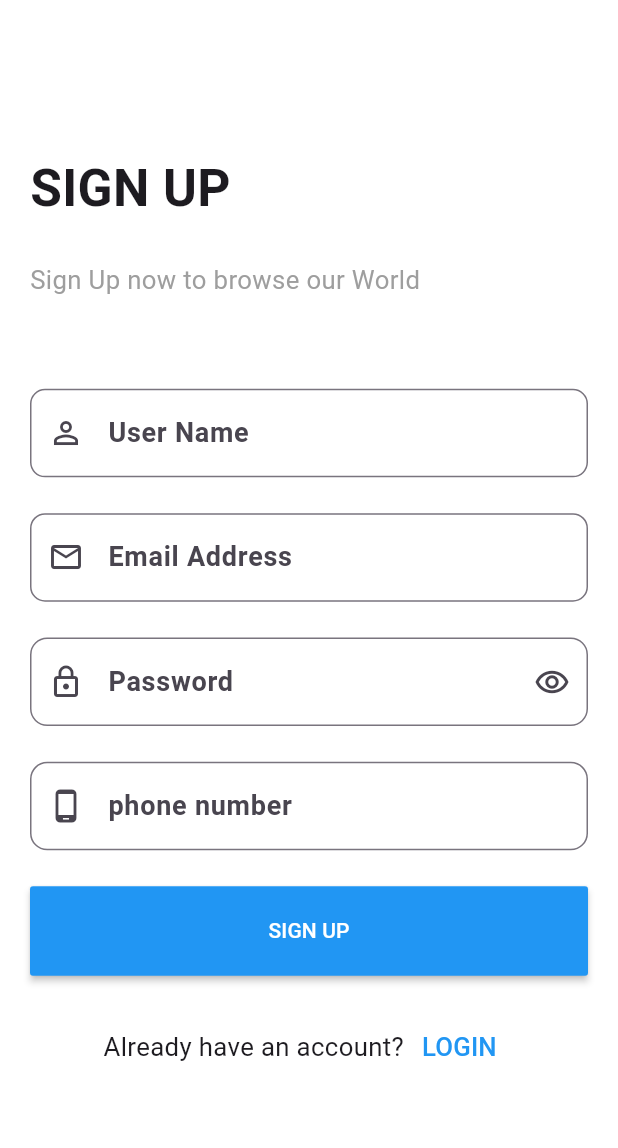
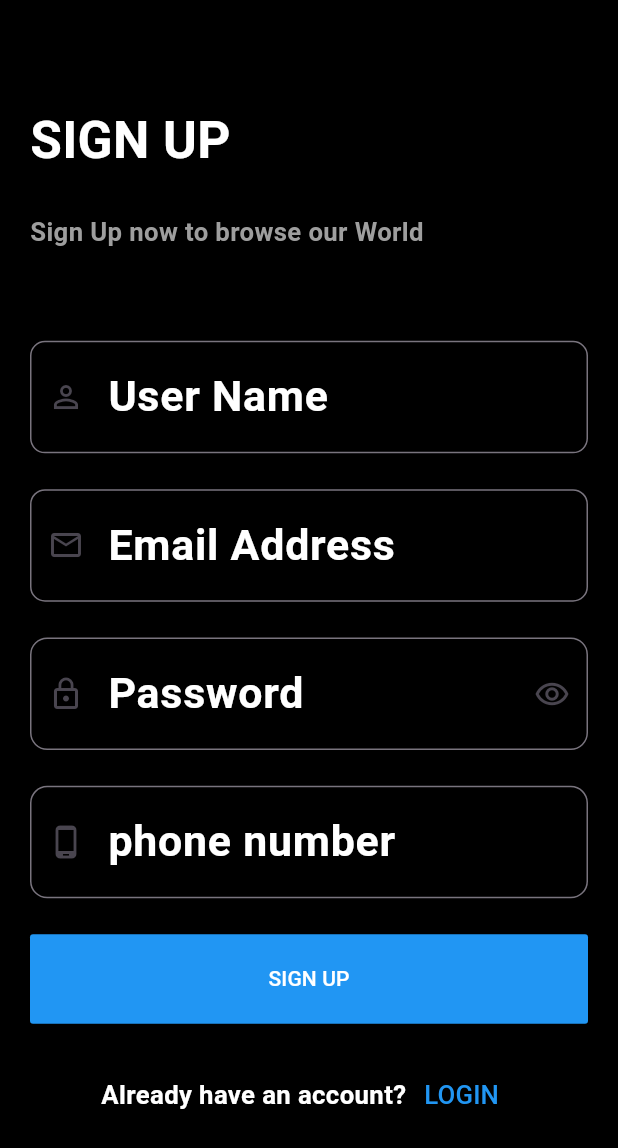
Before and after one commit to EzzEldinMahmoud/socialmedia-flutter, a Flutter app: the RegisterScreen screen opened by its route, on a phone screen of 412 x 824 dp. Shown: the top 1148 px of the screen. Run offline on Flutter 3.47's test engine with Material 3 defaults, Android fonts, the light colour scheme and no system bars; our stand-ins replace bloc, cloud_firestore, conditional_builder_null_safety, dio, firebase_auth, firebase_core and 7 more; missing offline and left inert: bottom_sheet; accounts and stored records are empty; network calls fail.

Commit message:
fixed some things

```diff
--- a/lib/components/apptheme.dart
+++ b/lib/components/apptheme.dart
@@ -1,4 +1,5 @@
 import 'package:flutter/material.dart';
+import 'package:flutter_screenutil/flutter_screenutil.dart';
 
 ThemeData lighttheme = ThemeData(
   primarySwatch: Colors.blue,
@@ -52,9 +53,19 @@ ThemeData darktheme = ThemeData(
     elevation: 20.0,
     backgroundColor: Colors.black,
   ),
-  textTheme: const TextTheme(
+  textTheme:  TextTheme(
     bodyLarge: TextStyle(
-      fontSize: 18.0,
+      fontSize: 25.sp,
+      fontWeight: FontWeight.w600,
+      color: Colors.white,
+    ),
+    bodyMedium: TextStyle(
+      fontSize: 18.sp,
+      fontWeight: FontWeight.w600,
+      color: Colors.white,
+    ),
+    bodySmall: TextStyle(
+      fontSize: 14.sp,
       fontWeight: FontWeight.w600,
       color: Colors.white,
     ),
--- a/lib/components/components.dart
+++ b/lib/components/components.dart
@@ -1,6 +1,7 @@
 import 'dart:io';
 
 import 'package:bottom_sheet/bottom_sheet.dart';
+import 'package:chatapp/components/apptheme.dart';
 import 'package:chatapp/cubit/socialcubit/socialcubit.dart';
 import 'package:cloud_firestore/cloud_firestore.dart';
 import 'package:flutter/material.dart';
@@ -28,7 +29,17 @@ Widget defaultTextFormField({
       controller: controller,
       keyboardType: type,
       obscureText: obscure ?? false,
+
       decoration: InputDecoration(
+focusedBorder: OutlineInputBorder(
+  borderSide: BorderSide(color: Colors.white)
+),
+        focusColor: Colors.white,
+        labelStyle: TextStyle(
+          color: Colors.white
+        ),
+
+        fillColor: Colors.black,
         labelText: label ?? '',
         hintText: hint ?? '',
         prefixIcon: Icon(icon),
@@ -104,8 +115,10 @@ Widget defaultPostcard({
 
   required int? imageslength,required BuildContext context,required int index,
   required Function()? onpresscomment,
-}) =>
-    Padding(
+})
+    {
+      final ThemeData theme = Theme.of(context);
+   return  Padding(
       padding: const EdgeInsets.all(20.0).w,
       child: Column(children: [
         Row(
@@ -125,9 +138,10 @@ Widget defaultPostcard({
               crossAxisAlignment: CrossAxisAlignment.start,
               children: [
                 Text(
-                  name!.toUpperCase(),
+                  name!,
                   style:
-                      TextStyle(fontSize: 18.sp, fontWeight: FontWeight.bold),
+                  TextStyle(
+                      fontSize: darktheme.textTheme.bodyMedium!.fontSize, fontWeight: FontWeight.bold, color:darktheme.textTheme.bodyMedium!.color,),
                 ),
                 Text(
                   '',
@@ -154,8 +168,8 @@ Widget defaultPostcard({
             child: FractionallySizedBox(
               widthFactor: 1,
               heightFactor: 1,
-              child: postImage!.isNotEmpty ?  defaultImageContainer(
-                  image: postImage ,
+              child: postImage!.isNotEmpty ? defaultImageContainer(
+                  image: postImage,
                   width: double.infinity,
                   height: double.infinity,
                   radius: 10.0.r) : Center(
@@ -171,7 +185,8 @@ child: Center(
                     child: Text(
                       text!
                       ,
-  style: TextStyle(fontSize: 14.sp, fontWeight: FontWeight.w400),
+                      style: TextStyle(
+                          fontSize: darktheme.textTheme.bodySmall!.fontSize, fontWeight: FontWeight.bold, color:lighttheme.textTheme.bodyLarge!.color),
                     ),
                   ),
                 ),
@@ -189,9 +204,9 @@ itemCount: imageslength!,
           children: [
             IconButton(
                 onPressed: () {
-                  Socialappcubit.get(context).likepost(Socialappcubit.get(context).postsid[index]);
-
-
+                  Socialappcubit.get(context).likepost(Socialappcubit
+                      .get(context)
+                      .postsid[index]);
                 },
                 icon: Icon(
                   Ionicons.heart
@@ -218,6 +233,7 @@ size: 30.sp,
                 icon: Icon(
                   Ionicons.arrow_redo_outline,
                   size: 30.sp,
+
                 )),
             Spacer(),
             IconButton(
@@ -250,8 +266,8 @@ size: 30.sp,
               time!,
               style: TextStyle(fontSize: 12.sp, fontWeight: FontWeight.w100),
             )),
-      ]),
-    );
+      ]));
+    }
 
 Widget defaultappbar({
   required BuildContext? context,
--- a/lib/layout/Register.dart
+++ b/lib/layout/Register.dart
@@ -189,7 +189,7 @@ class _RegisterScreenState extends State<RegisterScreen> {
                             ),
                             TextButton(
                               onPressed: () {
-
+                                Navigator.pushNamed(context, '/login');
                               },
                               child: Text(
                                 'LOGIN',
--- a/lib/layout/chatscreen.dart
+++ b/lib/layout/chatscreen.dart
@@ -67,7 +67,7 @@ class _CHATSCREENState extends State<CHATSCREEN> {
 
             ],
             borderRadius: BorderRadius.circular(10.r),
-            color: Colors.white,
+            color: Colors.black,
           ),
           child: Row(
             children: [
@@ -84,7 +84,7 @@ class _CHATSCREENState extends State<CHATSCREEN> {
                   Text(
                     '${user.name.toUpperCase()}',overflow: TextOverflow.ellipsis,
                     style: TextStyle(
-                      fontSize: 16.0.sp,fontWeight: FontWeight.bold,
+                      fontSize: 16.0.sp,fontWeight: FontWeight.bold,color: Colors.white
                     ),
                   ),
                   Text(
--- a/lib/main.dart
+++ b/lib/main.dart
@@ -2,6 +2,7 @@ import 'package:chatapp/layout/EditProfile.dart';
 import 'package:chatapp/layout/Homescreen.dart';
 import 'package:chatapp/layout/MainScreen.dart';
 import 'package:chatapp/layout/Register.dart';
+import 'package:chatapp/layout/SearchPage.dart';
 import 'package:chatapp/layout/WelcomeScreen.dart';
 import 'package:chatapp/layout/chatscreen.dart';
 import 'package:chatapp/layout/createPOST.dart';
@@ -55,6 +56,8 @@ final Map<String, Widget Function(BuildContext)> routes = {
   '/editprofile': (BuildContext context) => EditProfile(),
   '/createpost': (BuildContext context) => CREATEPOST(),
   '/chat': (BuildContext context) => CHATSCREEN(),
+  '/search': (BuildContext context) => SearchPage(),
+
 
   '/messagescreen': (BuildContext context) => Messagesscreen(),
 
@@ -81,7 +84,7 @@ class myapp extends StatelessWidget {
                 builder: (ctx, child) {
 
                   return MaterialApp(
-                    themeMode: ThemeMode.light,
+                    themeMode: ThemeMode.dark,
                     theme: lighttheme,
                     initialRoute: '/',
                     darkTheme: darktheme,
```
Also changed, not shown: lib/layout/MainScreen.dart (+9 -5 lines), lib/layout/SearchPage.dart (added, +50 -0 lines). Lines whose indentation alone changed are shown as unchanged.
